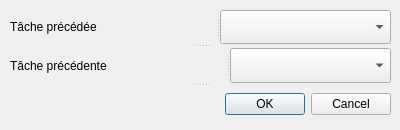
First picture: the form in Application/InterfaceGraphique/ajoutPrecedenceWindow.ui, repository Erzrael/LO21, before the edit.
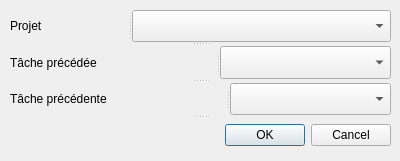
Second picture: the form after the edit.

Commit message: Finition de l'ajout de projet et tache et précédence et composition. Resolution de soucis d'inclusion. Finir choix des tache à éditer.

```diff
--- a/Application/InterfaceGraphique/ajoutPrecedenceWindow.ui
+++ b/Application/InterfaceGraphique/ajoutPrecedenceWindow.ui
@@ -7,24 +7,35 @@
     <x>0</x>
     <y>0</y>
     <width>400</width>
-    <height>130</height>
+    <height>161</height>
    </rect>
   </property>
   <property name="windowTitle">
    <string>Dialog</string>
   </property>
-  <widget class="QSplitter" name="splitter_3">
+  <widget class="QSplitter" name="splitter_4">
    <property name="geometry">
     <rect>
      <x>10</x>
      <y>10</y>
      <width>381</width>
-     <height>111</height>
+     <height>141</height>
     </rect>
    </property>
    <property name="orientation">
     <enum>Qt::Vertical</enum>
    </property>
+   <widget class="QSplitter" name="splitter_3">
+    <property name="orientation">
+     <enum>Qt::Horizontal</enum>
+    </property>
+    <widget class="QLabel" name="Projet_Lab">
+     <property name="text">
+      <string>Projet</string>
+     </property>
+    </widget>
+    <widget class="QComboBox" name="Projet_Box"/>
+   </widget>
    <widget class="QSplitter" name="splitter">
     <property name="orientation">
      <enum>Qt::Horizontal</enum>
```
Left out of the diff: 10 changed lines with no effect on the pictures. The commit also changes 18 other files.
